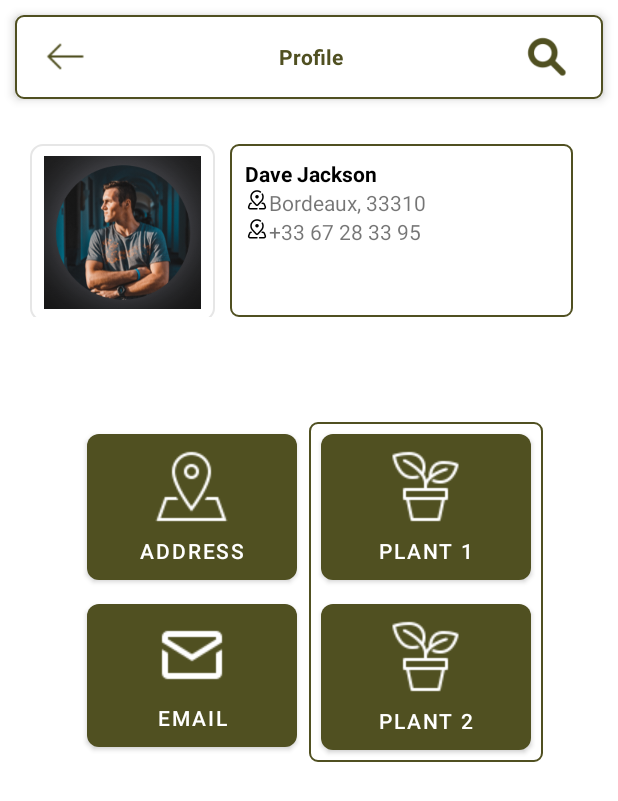
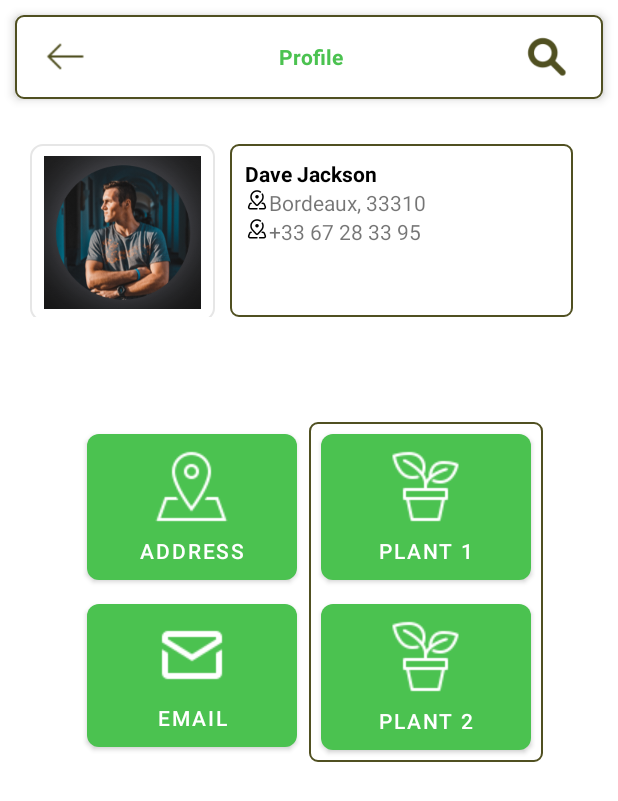
Before and after one commit to Munderstand101/PC-EPSI-MSPR-APP, an Android app: the ProfilEditActivity screen opened directly, with no data from a screen before it, on a phone screen of 412 x 824 dp. Shown: the top 801 px of the screen. Run offline under Robolectric (Android 15) with nearby library versions, the phone set to English and light mode, and no system bars; network calls fail.

Commit message:
Update colors.xml

```diff
--- a/app/src/main/res/values/colors.xml
+++ b/app/src/main/res/values/colors.xml
@@ -9,7 +9,7 @@
     <color name="white">#FFFFFFFF</color>
 
 
-    <color name="green_a">#505021</color>
+    <color name="green_a">#4bc250</color>
     <color name="green">#505021</color>
     <color name="headers">#505021</color>
 
```
